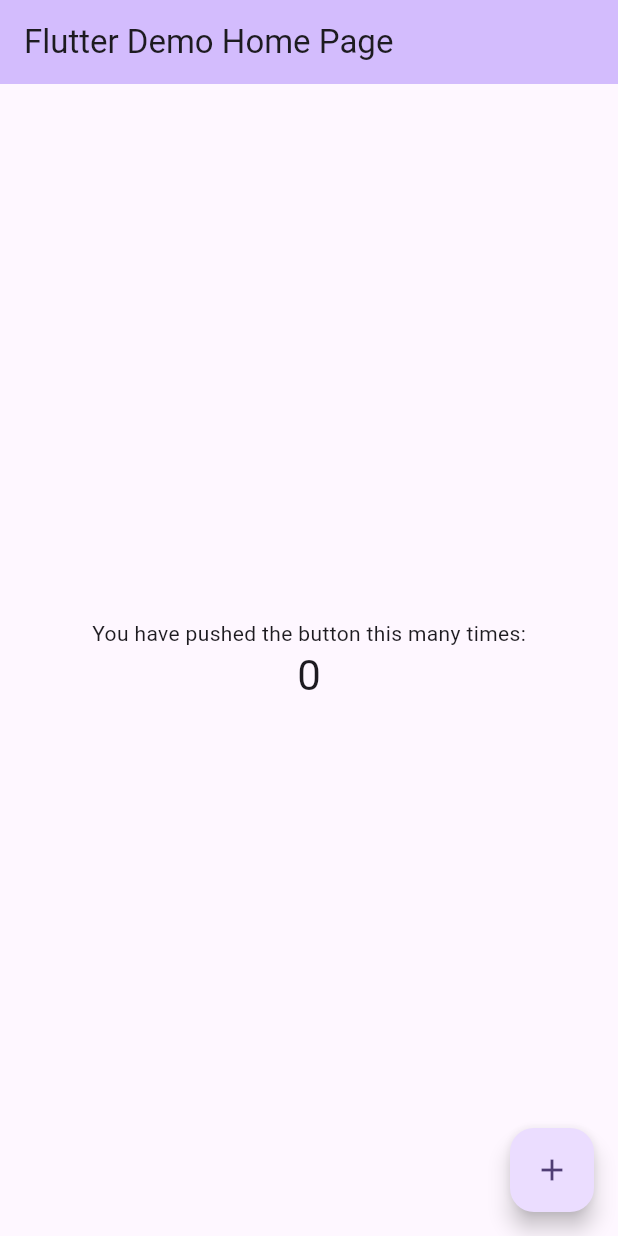
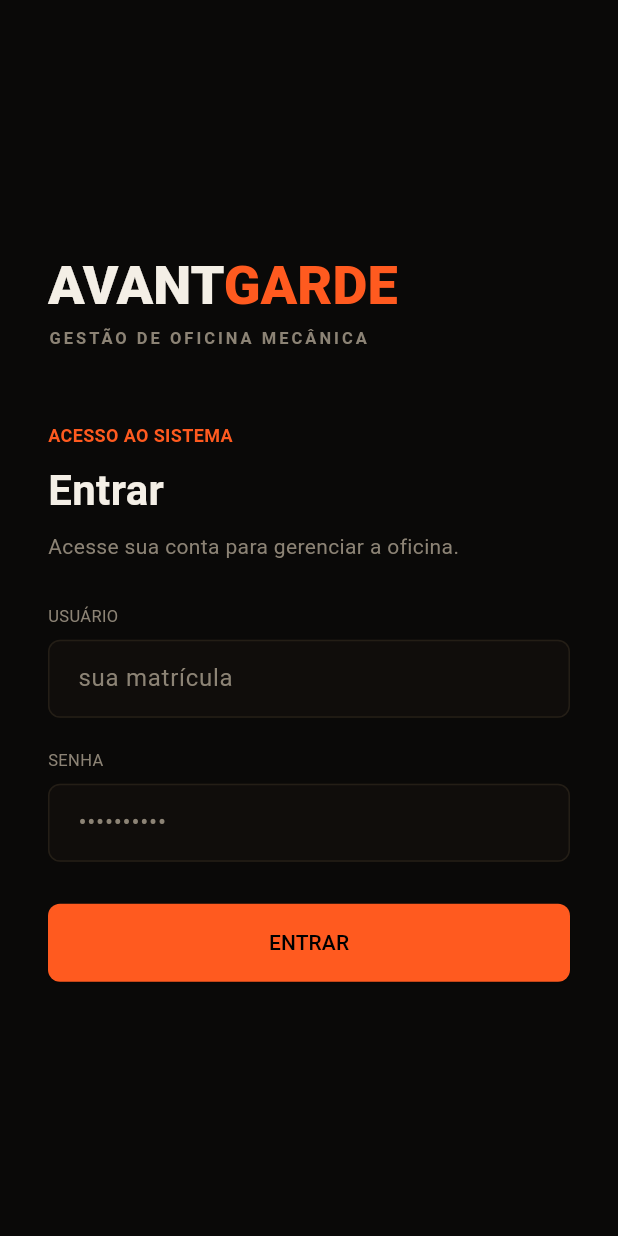
Before and after one commit to Blackzin-off/index.html, a Flutter app: the screen it shows after launch, on a phone screen of 412 x 824 dp. Run offline on Flutter 3.47's test engine with Material 3 defaults, Android fonts, the phone set to English and light mode, and no system bars.

Commit message:
Adiciona validação do formulário de login

```diff
--- /dev/null
+++ b/lib/controller/controlador_login.dart
@@ -0,0 +1,18 @@
+import '../model/usuario.dart';
+
+class ControladorLogin {
+  static const _usuarioCadastrado = 'erizin';
+  static const _senhaCadastrada = 'da.10.ai.tia';
+  static const _usuarioLogado = Usuario(
+    matricula: 'OF-00231',
+    nome: 'Rafael Carvalho',
+    cargo: 'Mecânico Chefe',
+  );
+
+  Usuario? autenticar(String usuario, String senha) {
+    if (usuario.trim() == _usuarioCadastrado && senha == _senhaCadastrada) {
+      return _usuarioLogado;
+    }
+    return null;
+  }
+}
--- a/lib/main.dart
+++ b/lib/main.dart
@@ -1,122 +1,22 @@
 import 'package:flutter/material.dart';
 
+import 'view/tela_login.dart';
+import 'view/theme/tema_app.dart';
+
 void main() {
-  runApp(const MyApp());
+  runApp(const App());
 }
 
-class MyApp extends StatelessWidget {
-  const MyApp({super.key});
+class App extends StatelessWidget {
+  const App({super.key});
 
-  // This widget is the root of your application.
   @override
   Widget build(BuildContext context) {
     return MaterialApp(
-      title: 'Flutter Demo',
-      theme: ThemeData(
-        // This is the theme of your application.
-        //
-        // TRY THIS: Try running your application with "flutter run". You'll see
-        // the application has a purple toolbar. Then, without quitting the app,
-        // try changing the seedColor in the colorScheme below to Colors.green
-        // and then invoke "hot reload" (save your changes or press the "hot
-        // reload" button in a Flutter-supported IDE, or press "r" if you used
-        // the command line to start the app).
-        //
-        // Notice that the counter didn't reset back to zero; the application
-        // state is not lost during the reload. To reset the state, use hot
-        // restart instead.
-        //
-        // This works for code too, not just values: Most code changes can be
-        // tested with just a hot reload.
-        colorScheme: .fromSeed(seedColor: Colors.deepPurple),
-      ),
-      home: const MyHomePage(title: 'Flutter Demo Home Page'),
+      title: 'AVANTGARDE',
+      debugShowCheckedModeBanner: false,
+      theme: Tema.escuro,
+      home: const TelaLogin(),
     );
   }
 }
-
-class MyHomePage extends StatefulWidget {
-  const MyHomePage({super.key, required this.title});
-
-  // This widget is the home page of your application. It is stateful, meaning
-  // that it has a State object (defined below) that contains fields that affect
-  // how it looks.
-
-  // This class is the configuration for the state. It holds the values (in this
-  // case the title) provided by the parent (in this case the App widget) and
-  // used by the build method of the State. Fields in a Widget subclass are
-  // always marked "final".
-
-  final String title;
-
-  @override
-  State<MyHomePage> createState() => _MyHomePageState();
-}
-
-class _MyHomePageState extends State<MyHomePage> {
-  int _counter = 0;
-
-  void _incrementCounter() {
-    setState(() {
-      // This call to setState tells the Flutter framework that something has
-      // changed in this State, which causes it to rerun the build method below
-      // so that the display can reflect the updated values. If we changed
-      // _counter without calling setState(), then the build method would not be
-      // called again, and so nothing would appear to happen.
-      _counter++;
-    });
-  }
-
-  @override
-  Widget build(BuildContext context) {
-    // This method is rerun every time setState is called, for instance as done
-    // by the _incrementCounter method above.
-    //
-    // The Flutter framework has been optimized to make rerunning build methods
-    // fast, so that you can just rebuild anything that needs updating rather
-    // than having to individually change instances of widgets.
-    return Scaffold(
-      appBar: AppBar(
-        // TRY THIS: Try changing the color here to a specific color (to
-        // Colors.amber, perhaps?) and trigger a hot reload to see the AppBar
-        // change color while the other colors stay the same.
-        backgroundColor: Theme.of(context).colorScheme.inversePrimary,
-        // Here we take the value from the MyHomePage object that was created by
-        // the App.build method, and use it to set our appbar title.
-        title: Text(widget.title),
-      ),
-      body: Center(
-        // Center is a layout widget. It takes a single child and positions it
-        // in the middle of the parent.
-        child: Column(
-          // Column is also a layout widget. It takes a list of children and
-          // arranges them vertically. By default, it sizes itself to fit its
-          // children horizontally, and tries to be as tall as its parent.
-          //
-          // Column has various properties to control how it sizes itself and
-          // how it positions its children. Here we use mainAxisAlignment to
-          // center the children vertically; the main axis here is the vertical
-          // axis because Columns are vertical (the cross axis would be
-          // horizontal).
-          //
-          // TRY THIS: Invoke "debug painting" (choose the "Toggle Debug Paint"
-          // action in the IDE, or press "p" in the console), to see the
-          // wireframe for each widget.
-          mainAxisAlignment: .center,
-          children: [
-            const Text('You have pushed the button this many times:'),
-            Text(
-              '$_counter',
-              style: Theme.of(context).textTheme.headlineMedium,
-            ),
-          ],
-        ),
-      ),
-      floatingActionButton: FloatingActionButton(
-        onPressed: _incrementCounter,
-        tooltip: 'Increment',
-        child: const Icon(Icons.add),
-      ),
-    );
-  }
-}
--- /dev/null
+++ b/lib/model/usuario.dart
@@ -0,0 +1,13 @@
+class Usuario {
+  final String matricula;
+  final String nome;
+  final String cargo;
+
+  const Usuario({required this.matricula, required this.nome, required this.cargo});
+
+  String get iniciais {
+    final partes = nome.trim().split(' ');
+    if (partes.length >= 2) return '${partes.first[0]}${partes.last[0]}'.toUpperCase();
+    return partes.isNotEmpty ? partes.first[0].toUpperCase() : '?';
+  }
+}
--- /dev/null
+++ b/lib/validacao/validador_login.dart
@@ -0,0 +1,13 @@
+class ValidadorLogin {
+  ValidadorLogin._();
+
+  static String? validarUsuario(String? valor) {
+    if (valor == null || valor.trim().isEmpty) return 'Informe o usuário';
+    return null;
+  }
+
+  static String? validarSenha(String? valor) {
+    if (valor == null || valor.isEmpty) return 'Informe a senha';
+    return null;
+  }
+}
--- /dev/null
+++ b/lib/view/tela_login.dart
@@ -0,0 +1,41 @@
+import 'package:flutter/material.dart';
+
+import 'theme/tema_app.dart';
+import 'widgets/cabecalho_marca.dart';
+import 'widgets/formulario_login.dart';
+
+class TelaLogin extends StatelessWidget {
+  const TelaLogin({super.key});
+
+  @override
+  Widget build(BuildContext context) {
+    return Scaffold(
+      backgroundColor: Cores.fundo,
+      body: SafeArea(
+        child: Center(
+          child: SingleChildScrollView(
+            padding: const EdgeInsets.symmetric(horizontal: 32, vertical: 24),
+            child: ConstrainedBox(
+              constraints: const BoxConstraints(maxWidth: 420),
+              child: const Column(
+                crossAxisAlignment: CrossAxisAlignment.start,
+                mainAxisSize: MainAxisSize.min,
+                children: [
+                  CabecalhoMarca(),
+                  SizedBox(height: 48),
+                  Text('ACESSO AO SISTEMA', style: TextStyle(color: Cores.laranja, fontSize: 12, fontWeight: FontWeight.bold)),
+                  SizedBox(height: 8),
+                  Text('Entrar', style: TextStyle(color: Cores.creme, fontSize: 28, fontWeight: FontWeight.bold)),
+                  SizedBox(height: 8),
+                  Text('Acesse sua conta para gerenciar a oficina.', style: TextStyle(color: Cores.cinza, fontSize: 14)),
+                  SizedBox(height: 28),
+                  FormularioLogin(),
+                ],
+              ),
+            ),
+          ),
+        ),
+      ),
+    );
+  }
+}
--- /dev/null
+++ b/lib/view/theme/tema_app.dart
@@ -0,0 +1,46 @@
+import 'package:flutter/material.dart';
+
+class Cores {
+  Cores._();
+  static const fundo = Color(0xFF0A0908);
+  static const painel = Color(0xFF100D0B);
+  static const borda = Color(0xFF241E16);
+  static const laranja = Color(0xFFFF5A1F);
+  static const laranjaClaro = Color(0xFFFF7A3D);
+  static const creme = Color(0xFFF4EFE6);
+  static const cinza = Color(0xFF8C8375);
+  static const vermelho = Color(0xFFE14A3B);
+  static const verde = Color(0xFF59C27C);
+}
+
+class Tema {
+  Tema._();
+
+  static ThemeData get escuro {
+    final borda = OutlineInputBorder(
+      borderRadius: BorderRadius.circular(8),
+      borderSide: const BorderSide(color: Cores.borda),
+    );
+    return ThemeData(
+      brightness: Brightness.dark,
+      scaffoldBackgroundColor: Cores.fundo,
+      colorScheme: const ColorScheme.dark(primary: Cores.laranja, surface: Cores.painel, error: Cores.vermelho),
+      inputDecorationTheme: InputDecorationTheme(
+        filled: true,
+        fillColor: Cores.painel,
+        contentPadding: const EdgeInsets.symmetric(horizontal: 16, vertical: 14),
+        enabledBorder: borda,
+        focusedBorder: borda.copyWith(borderSide: const BorderSide(color: Cores.laranja, width: 1.5)),
+        hintStyle: const TextStyle(color: Cores.cinza),
+      ),
+      elevatedButtonTheme: ElevatedButtonThemeData(
+        style: ElevatedButton.styleFrom(
+          backgroundColor: Cores.laranja,
+          foregroundColor: Colors.black,
+          padding: const EdgeInsets.symmetric(vertical: 16),
+          shape: RoundedRectangleBorder(borderRadius: BorderRadius.circular(8)),
+        ),
+      ),
+    );
+  }
+}
--- /dev/null
+++ b/lib/view/widgets/cabecalho_marca.dart
@@ -0,0 +1,28 @@
+import 'package:flutter/material.dart';
+
+import '../theme/tema_app.dart';
+
+class CabecalhoMarca extends StatelessWidget {
+  const CabecalhoMarca({super.key});
+
+  @override
+  Widget build(BuildContext context) {
+    return Column(
+      crossAxisAlignment: CrossAxisAlignment.start,
+      children: [
+        RichText(
+          text: const TextSpan(
+            style: TextStyle(fontSize: 36, fontWeight: FontWeight.w900),
+            children: [
+              TextSpan(text: 'AVANT', style: TextStyle(color: Cores.creme)),
+              TextSpan(text: 'GARDE', style: TextStyle(color: Cores.laranja)),
+            ],
+          ),
+        ),
+        const SizedBox(height: 6),
+        const Text('GESTÃO DE OFICINA MECÂNICA',
+            style: TextStyle(color: Cores.cinza, fontSize: 11, letterSpacing: 2, fontWeight: FontWeight.bold)),
+      ],
+    );
+  }
+}
--- /dev/null
+++ b/lib/view/widgets/formulario_login.dart
@@ -0,0 +1,60 @@
+import 'package:flutter/material.dart';
+
+import '../../controller/controlador_login.dart';
+import '../tela_dashboard.dart';
+import '../theme/tema_app.dart';
+
+class FormularioLogin extends StatefulWidget {
+  const FormularioLogin({super.key});
+
+  @override
+  State<FormularioLogin> createState() => _FormularioLoginState();
+}
+
+class _FormularioLoginState extends State<FormularioLogin> {
+  final _controlador = ControladorLogin();
+  final _usuario = TextEditingController();
+  final _senha = TextEditingController();
+
+  void _entrar() {
+    final usuario = _controlador.autenticar(_usuario.text, _senha.text);
+    if (usuario != null) {
+      Navigator.of(context).push(MaterialPageRoute(builder:
+          (_) => TelaDashboard(usuario: usuario)));
+    } else {
+      showDialog(
+        context: context,
+        builder: (_) => AlertDialog(
+          backgroundColor: Cores.painel,
+          title: const Text('Não foi possível acessar',
+              style: TextStyle(color: Cores.creme)),
+          content: const Text('Usuário ou senha incorretos.',
+              style: TextStyle(color: Cores.cinza)),
+          actions: [TextButton(onPressed: () => Navigator.pop(context),
+              child: const Text('OK'))],
+        ),
+      );
+    }
+  }
+
+  @override
+  Widget build(BuildContext context) {
+    return Column(
+      crossAxisAlignment: CrossAxisAlignment.start,
+      children: [
+        const Text('USUÁRIO', style: TextStyle(color: Cores.cinza, fontSize: 11)),
+        const SizedBox(height: 8),
+        TextField(controller: _usuario, decoration:
+        const InputDecoration(hintText: 'sua matrícula')),
+        const SizedBox(height: 20),
+        const Text('SENHA', style: TextStyle(color: Cores.cinza, fontSize: 11)),
+        const SizedBox(height: 8),
+        TextField(controller: _senha, obscureText: true, decoration:
+        const InputDecoration(hintText: '••••••••••')),
+        const SizedBox(height: 28),
+        SizedBox(width: double.infinity, child: ElevatedButton(onPressed: _entrar,
+            child: const Text('ENTRAR'))),
+      ],
+    );
+  }
+}
```
Also changed, not shown: lib/view/tela_dashboard.dart (added, +63 -0 lines), lib/view/widgets/cartao_estatistica.dart (added, +37 -0 lines), lib/view/widgets/linha_servico.dart (added, +53 -0 lines), lib/view/widgets/saudacao_usuario.dart (added, +47 -0 lines), pubspec.yaml (+1 -66 lines).
